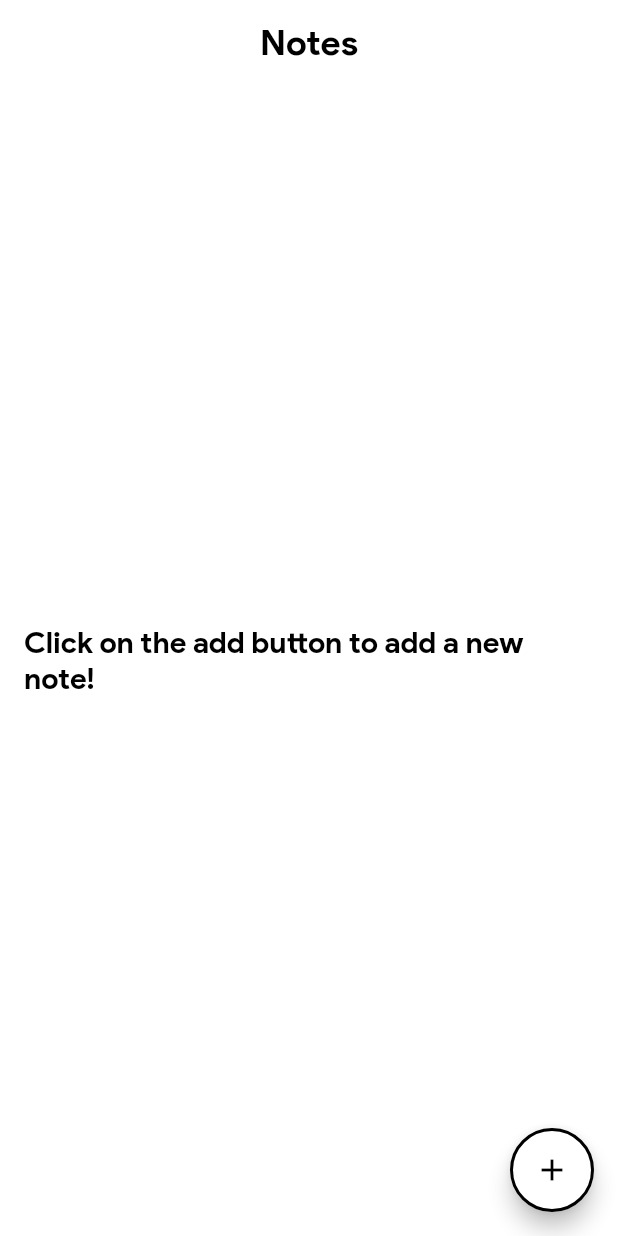
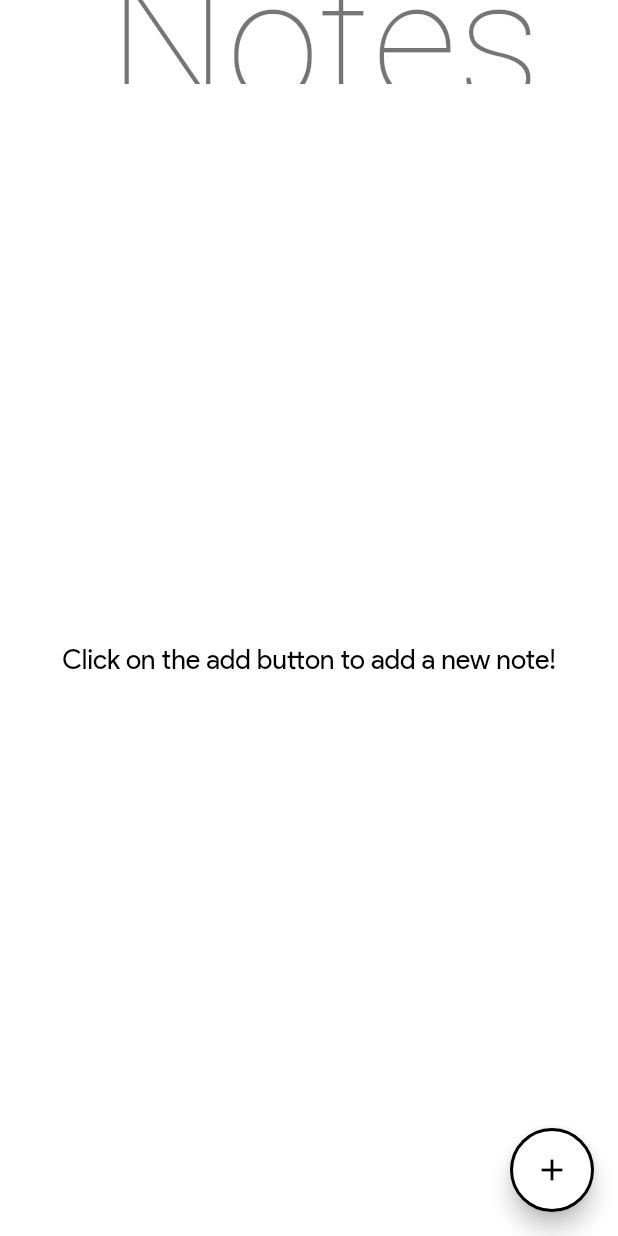
Before and after one commit to bimsina/notes-app, a Flutter app: the screen it shows after launch, on a phone screen of 412 x 824 dp. Run offline on Flutter 3.47's test engine with Material 2 defaults, Android fonts, the phone set to English and light mode, and no system bars; our stand-ins replace sqflite; accounts and stored records are empty.

Commit message:
note_list.dart
Updated Material Components.

```diff
--- a/lib/screens/note_list.dart
+++ b/lib/screens/note_list.dart
@@ -30,7 +30,7 @@ class NoteListState extends State<NoteList> {
 
     Widget myAppBar() {
       return AppBar(
-        title: Text('Notes', style: Theme.of(context).textTheme.headline),
+        title: Text('Notes', style: Theme.of(context).textTheme.headline1),
         centerTitle: true,
         elevation: 0,
         backgroundColor: Colors.white,
@@ -78,7 +78,7 @@ class NoteListState extends State<NoteList> {
                 child: Padding(
                   padding: const EdgeInsets.all(16.0),
                   child: Text('Click on the add button to add a new note!',
-                      style: Theme.of(context).textTheme.body1),
+                      style: Theme.of(context).textTheme.bodyText1),
                 ),
               ),
             )
@@ -125,7 +125,7 @@ class NoteListState extends State<NoteList> {
                             padding: const EdgeInsets.all(8.0),
                             child: Text(
                               this.noteList[index].title,
-                              style: Theme.of(context).textTheme.body1,
+                              style: Theme.of(context).textTheme.bodyText1,
                             ),
                           ),
                         ),
@@ -147,7 +147,7 @@ class NoteListState extends State<NoteList> {
                                 this.noteList[index].description == null
                                     ? ''
                                     : this.noteList[index].description,
-                                style: Theme.of(context).textTheme.body2),
+                                style: Theme.of(context).textTheme.bodyText2),
                           )
                         ],
                       ),
```
